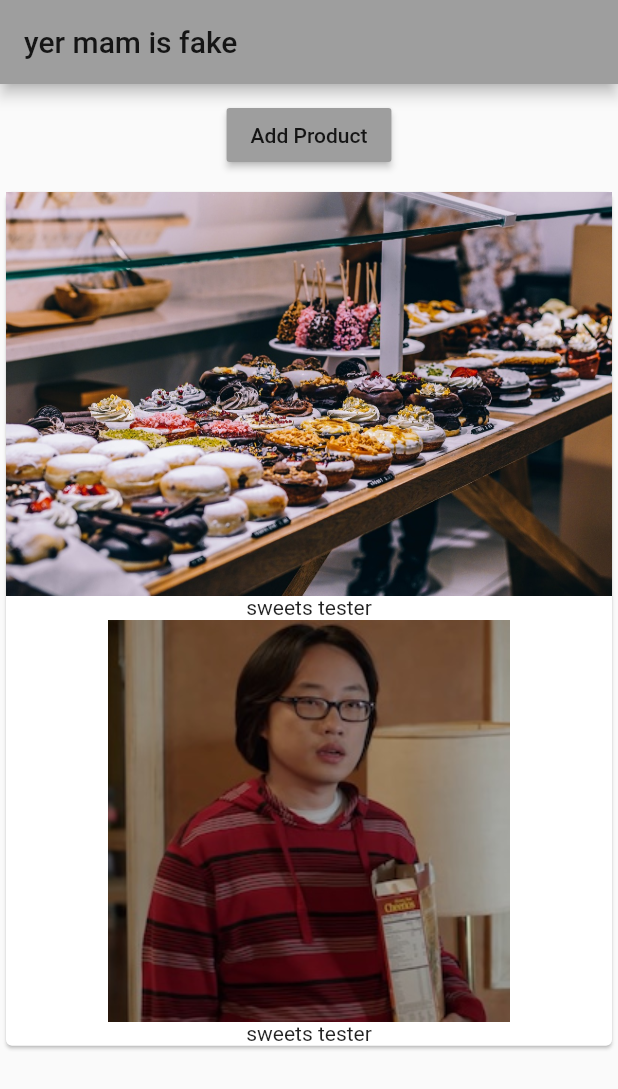
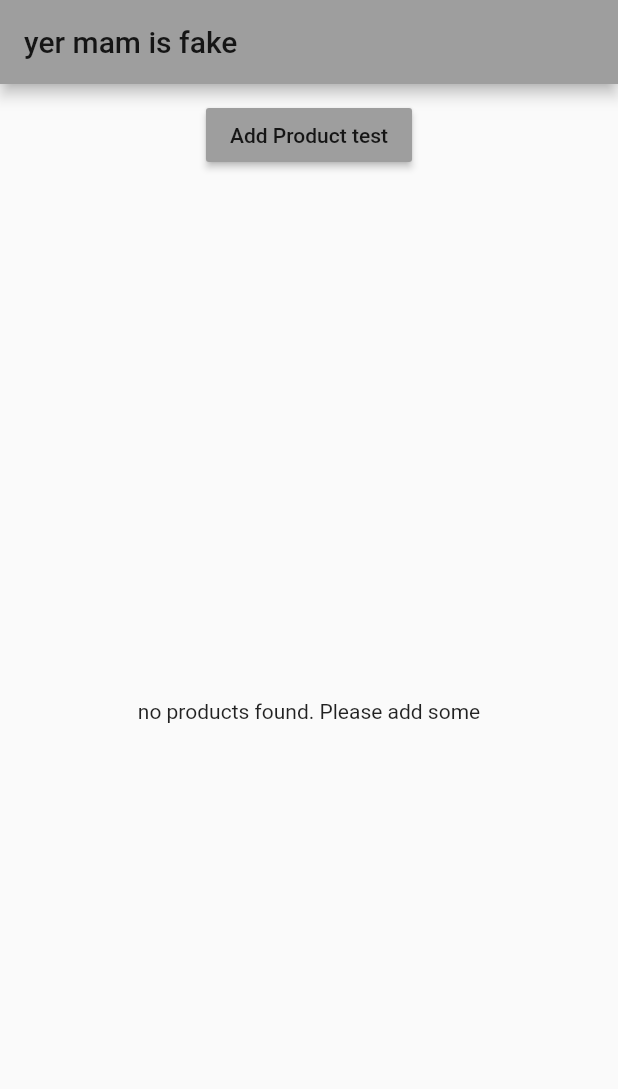
Before and after one commit to guppykang/ShoppingAppFlutter, a Flutter app: the screen it shows after launch, on a phone screen of 412 x 824 dp. Shown: the top 1089 px of the screen. Run offline on Flutter 3.47's test engine with Material 2 defaults, Android fonts, the phone set to English and light mode, and no system bars.

Commit message:
added the new page navigation

```diff
--- a/lib/main.dart
+++ b/lib/main.dart
@@ -1,6 +1,6 @@
 import 'package:flutter/material.dart';
 
-import './products_manager.dart';
+import './pages/home.dart';
 
 void main() => runApp(MyApp());
 
@@ -12,12 +12,7 @@ class MyApp extends StatelessWidget {
         primarySwatch: Colors.grey,
         accentColor: Colors.red,
       ),
-      home: Scaffold(
-        appBar: AppBar(
-          title: Text('yer mam is fake '),
-        ),
-        body: Products_Manager(),
-      ),
+      home: HomePage(),
     );
   }
 }
--- /dev/null
+++ b/lib/pages/home.dart
@@ -0,0 +1,17 @@
+import 'package:flutter/material.dart';
+
+import '../products_manager.dart';
+
+class HomePage extends StatelessWidget {
+  @override
+  Widget build(BuildContext context) {
+    // TODO: implement build
+    return Scaffold(
+        appBar: AppBar(
+          title: Text('yer mam is fake '),
+        ),
+        body: Products_Manager(),
+      );
+  }
+
+}
--- a/lib/product_control.dart
+++ b/lib/product_control.dart
@@ -9,7 +9,7 @@ class ProductControl extends StatelessWidget {
   Widget build(BuildContext context) {
     return RaisedButton(
           color: Theme.of(context).primaryColor,
-          child: Text("Add Product"),
+          child: Text("Add Product test"),
           onPressed: () {
             addProduct('Sweets');
           },
--- a/lib/products.dart
+++ b/lib/products.dart
@@ -1,26 +1,43 @@
 import 'package:flutter/material.dart';
+
+import './pages/product.dart';
 
 class Products extends StatelessWidget {
   final List<String> products;
 
   Products([this.products = const []]);
 
+  Widget _buildProductItem(BuildContext context, int index) {
+    return Card(
+      child: Column(
+        children: <Widget>[
+          Image.asset('assets/jianyang.jpeg'),
+          Text(products[index]),
+          ButtonBar(alignment: MainAxisAlignment.center, children: <Widget>[
+            FlatButton(
+              child: Text('Details'),
+              //transition to the new product page
+              onPressed: () => Navigator.push(
+                  context,
+                  MaterialPageRoute(
+                    builder: (BuildContext context) => ProductPage(),
+                  )),
+            )
+          ])
+        ],
+      ),
+    );
+  }
+
   @override
   Widget build(BuildContext context) {
     // TODO: implement build
-    return Column(
-      children: products
-          .map((element) => Card(
-                child: Column(
-                  children: <Widget>[
-                    Image.asset('assets/food.jpg'),
-                    Text(element.toString()),
-                    Image.asset('assets/jianyang.jpeg'),
-                    Text(element),
-                  ],
-                ),
-              ))
-          .toList(),
-    );
+    //this list view bulder will call the buildProductItem function the numbwer of times that is specified in the item Count
+    return products.length > 0
+        ? ListView.builder(
+            itemBuilder: _buildProductItem,
+            itemCount: products.length,
+          )
+        : Center(child: Text('no products found. Please add some'));
   }
 }
--- a/lib/products_manager.dart
+++ b/lib/products_manager.dart
@@ -6,7 +6,7 @@ import './product_control.dart';
 class Products_Manager extends StatefulWidget {
   final String startingProduct;
 
-  Products_Manager({this.startingProduct = "sweets tester"});
+  Products_Manager({this.startingProduct});
 
   @override
   State<StatefulWidget> createState() {
@@ -23,8 +23,11 @@ class _ProductManagerState extends State<Products_Manager> {
   void initState() {
     super.initState();
 
-    _products.add(widget
-        .startingProduct); //the property widget is able to access the properties that were cerated in the stateful widget that state is linked to
+    //we can use this keyword widget. It is getting a reference to the current configuration of the Products_Manger state
+    if(widget.startingProduct != null){
+      _products.add(widget.startingProduct);
+    }
+     //the property widget is able to access the properties that were cerated in the stateful widget that state is linked to
   }
 
   void _addProduct(String product) {
@@ -49,7 +52,7 @@ class _ProductManagerState extends State<Products_Manager> {
         //we can pass in functions into a widget that is in another level
         child: ProductControl(_addProduct),
       ),
-      Products(_products)
+      Expanded( child: Products(_products))
     ]);
   }
 }
```
Also changed, not shown: lib/pages/product.dart (added, +21 -0 lines).
